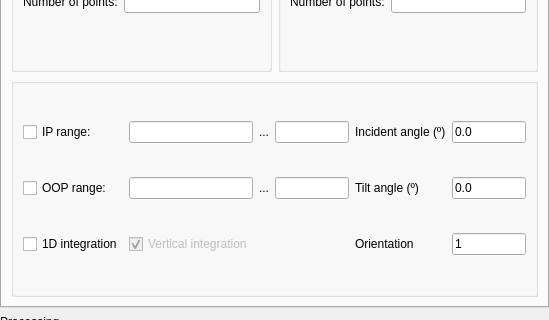
Above: src/pyFAI/resources/gui/worker-configurator.ui from silx-kit/pyFAI before the change; both pictures show x 0 to 549 and y 542 to 862 of the 549 by 1057 pixel window. Below: the same form after it.
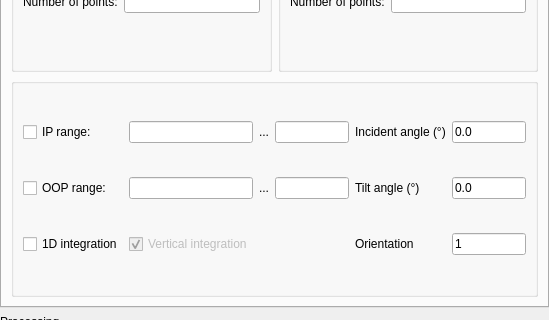
That is the form after the change. Custom widgets are drawn as their Qt base class.

Commit message: Fix degree symbol in worker-configurator.ui

What changed in the file:
```diff
--- a/src/pyFAI/resources/gui/worker-configurator.ui
+++ b/src/pyFAI/resources/gui/worker-configurator.ui
@@ -693,7 +693,7 @@
                <item row="3" column="5">
                 <widget class="QLabel" name="label_4">
                  <property name="text">
-                  <string>Tilt angle (º)</string>
+                  <string>Tilt angle (°)</string>
                  </property>
                 </widget>
                </item>
@@ -717,7 +717,7 @@
                <item row="2" column="5">
                 <widget class="QLabel" name="label_3">
                  <property name="text">
-                  <string>Incident angle (º)</string>
+                  <string>Incident angle (°)</string>
                  </property>
                 </widget>
                </item>
```
